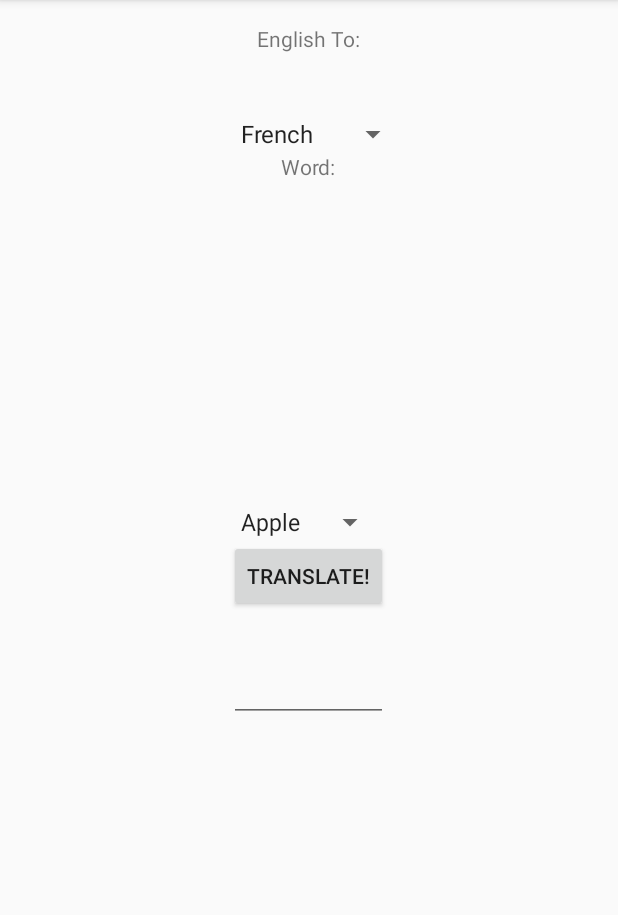
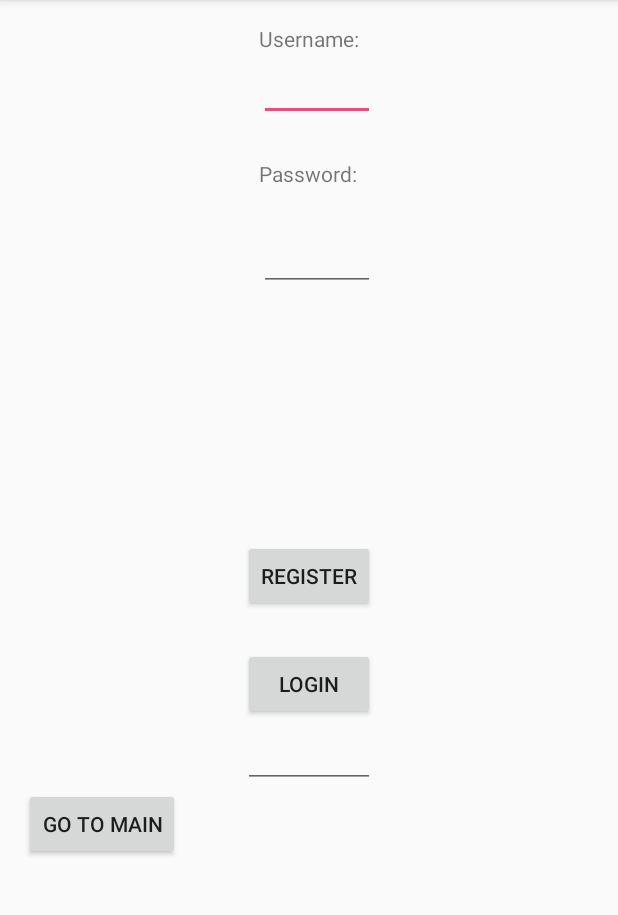
Before and after one commit to aelane/TeddyB, an Android app: the screen it shows after launch (MainActivity before the commit, LoginActivity after it), on a phone screen of 412 x 824 dp, the part 84-999 px from its top. Run offline under Robolectric (Android 15) with nearby library versions, the phone set to English and light mode, and no system bars; libraries missing offline, so code that uses them is left out: com.amazonaws.auth, com.amazonaws.mobileconnectors, com.amazonaws.regions.

Commit message:
Stuff
Because Annie is scary

```diff
--- a/Deliverable1/app/build.gradle
+++ b/Deliverable1/app/build.gradle
@@ -31,6 +31,8 @@ dependencies {
     compile fileTree(include: ['*.jar'], dir: 'app/libs')
     compile 'com.android.support:appcompat-v7:23.1.0'
     compile 'com.android.support:support-v4:23.1.0'
+    compile 'com.amazonaws:aws-android-sdk-mobileanalytics:2.+'
+    compile 'com.amazonaws:aws-android-sdk-lambda:2.+'
     compile 'com.amazonaws:aws-android-sdk-ddb:2.+'
     compile 'com.amazonaws:aws-android-sdk-ddb-mapper:2.+'
     compile('com.amazonaws:aws-android-sdk-s3:2.2.7')
--- a/Deliverable1/app/src/main/AndroidManifest.xml
+++ b/Deliverable1/app/src/main/AndroidManifest.xml
@@ -13,7 +13,7 @@
         android:supportsRtl="true"
         android:theme="@style/AppTheme" >
         <activity
-            android:name=".MainActivity"
+            android:name=".LoginActivity"
             android:label="@string/app_name"
             android:theme="@style/AppTheme.NoActionBar" >
             <intent-filter>
@@ -22,6 +22,8 @@
                 <category android:name="android.intent.category.LAUNCHER" />
             </intent-filter>
         </activity>
+        <activity android:name=".MainActivity"
+            android:screenOrientation="portrait"></activity>
     </application>
 
 </manifest>
--- a/Deliverable1/app/src/main/java/AWS_Classes/AsyncResponse.java
+++ b/Deliverable1/app/src/main/java/AWS_Classes/Dynamo/AsyncResponse.java
@@ -1,4 +1,4 @@
-package AWS_Classes;
+package AWS_Classes.Dynamo;
 
 /**
  * Created by Niko on 11/10/2015.
--- a/Deliverable1/app/src/main/java/AWS_Classes/Metrics.java
+++ b/Deliverable1/app/src/main/java/AWS_Classes/Dynamo/Metrics.java
@@ -1,4 +1,4 @@
-package AWS_Classes;
+package AWS_Classes.Dynamo;
 
 import com.amazonaws.mobileconnectors.dynamodbv2.dynamodbmapper.DynamoDBAttribute;
 import com.amazonaws.mobileconnectors.dynamodbv2.dynamodbmapper.DynamoDBHashKey;
--- a/Deliverable1/app/src/main/java/AWS_Classes/Vocab.java
+++ b/Deliverable1/app/src/main/java/AWS_Classes/Dynamo/Vocab.java
@@ -1,4 +1,4 @@
-package AWS_Classes;
+package AWS_Classes.Dynamo;
 
 import com.amazonaws.mobileconnectors.dynamodbv2.dynamodbmapper.DynamoDBAttribute;
 import com.amazonaws.mobileconnectors.dynamodbv2.dynamodbmapper.DynamoDBHashKey;
--- /dev/null
+++ b/Deliverable1/app/src/main/java/AWS_Classes/Lambda/LambdaInterface.java
@@ -0,0 +1,19 @@
+package AWS_Classes.Lambda;
+
+import com.amazonaws.mobileconnectors.lambdainvoker.LambdaFunction;
+
+import AWS_Classes.LoginResponse;
+import AWS_Classes.UserData;
+
+/**
+ * Created by Niko on 1/10/2016.
+ */
+public interface LambdaInterface {
+
+    @LambdaFunction(functionName = "App_regUser")
+    LoginResponse regUser(UserData userData);
+
+    @LambdaFunction(functionName = "App_Login")
+    LoginResponse callLogin(UserData userData);
+
+}
--- /dev/null
+++ b/Deliverable1/app/src/main/java/AWS_Classes/Lambda/LambdaResponse.java
@@ -0,0 +1,10 @@
+package AWS_Classes.Lambda;
+
+import AWS_Classes.LoginResponse;
+
+/**
+ * Created by Niko on 1/16/2016.
+ */
+public interface LambdaResponse {
+    void lambdaFinish(LoginResponse output);
+}
--- /dev/null
+++ b/Deliverable1/app/src/main/res/layout/activity_login.xml
@@ -0,0 +1,21 @@
+<?xml version="1.0" encoding="utf-8"?>
+<android.support.design.widget.CoordinatorLayout
+    xmlns:android="http://schemas.android.com/apk/res/android"
+    xmlns:app="http://schemas.android.com/apk/res-auto"
+    xmlns:tools="http://schemas.android.com/tools" android:layout_width="match_parent"
+    android:layout_height="match_parent" android:fitsSystemWindows="true"
+    tools:context=".LoginActivity">
+
+    <android.support.design.widget.AppBarLayout android:layout_height="wrap_content"
+        android:layout_width="match_parent" android:theme="@style/AppTheme.AppBarOverlay">
+
+        <android.support.v7.widget.Toolbar android:id="@+id/toolbar"
+            android:layout_width="match_parent" android:layout_height="?attr/actionBarSize"
+            android:background="?attr/colorPrimary" app:popupTheme="@style/AppTheme.PopupOverlay" />
+
+    </android.support.design.widget.AppBarLayout>
+
+    <include layout="@layout/content_login" />
+
+
+</android.support.design.widget.CoordinatorLayout>
--- /dev/null
+++ b/Deliverable1/app/src/main/res/layout/content_login.xml
@@ -0,0 +1,97 @@
+<?xml version="1.0" encoding="utf-8"?>
+<RelativeLayout xmlns:android="http://schemas.android.com/apk/res/android"
+    xmlns:tools="http://schemas.android.com/tools"
+    xmlns:app="http://schemas.android.com/apk/res-auto" android:layout_width="match_parent"
+    android:layout_height="match_parent" android:paddingLeft="@dimen/activity_horizontal_margin"
+    android:paddingRight="@dimen/activity_horizontal_margin"
+    android:paddingTop="@dimen/activity_vertical_margin"
+    android:paddingBottom="@dimen/activity_vertical_margin"
+    app:layout_behavior="@string/appbar_scrolling_view_behavior"
+    tools:showIn="@layout/activity_login" tools:context=".LoginActivity">
+
+    <TextView
+        android:layout_width="wrap_content"
+        android:layout_height="wrap_content"
+        android:text="Username:"
+        android:id="@+id/Username"
+        android:layout_alignParentTop="true"
+        android:layout_centerHorizontal="true" />
+
+    <TextView
+        android:layout_width="wrap_content"
+        android:layout_height="wrap_content"
+        android:text="Password:"
+        android:id="@+id/Password"
+        android:layout_marginTop="25dp"
+        android:layout_below="@+id/usernameText"
+        android:layout_alignLeft="@+id/Username"
+        android:layout_alignStart="@+id/Username" />
+
+    <Button
+        android:layout_width="wrap_content"
+        android:layout_height="wrap_content"
+        android:text="Register"
+        android:onClick="registerClick"
+        android:id="@+id/registerButton"
+        android:layout_centerVertical="true"
+        android:layout_centerHorizontal="true" />
+
+    <EditText
+        android:layout_width="wrap_content"
+        android:layout_height="wrap_content"
+        android:id="@+id/translated"
+        android:focusable="false"
+        android:inputType="textFilter"
+        android:layout_below="@+id/loginButton"
+        android:layout_alignLeft="@+id/loginButton"
+        android:layout_alignStart="@+id/loginButton"
+        android:layout_alignRight="@+id/loginButton"
+        android:layout_alignEnd="@+id/loginButton" />
+
+    <EditText
+        android:layout_width="wrap_content"
+        android:layout_height="wrap_content"
+        android:id="@+id/usernameText"
+        android:layout_below="@+id/Username"
+        android:layout_alignLeft="@+id/Username"
+        android:layout_alignStart="@+id/Username"
+        android:layout_alignRight="@+id/passwordText"
+        android:layout_alignEnd="@+id/passwordText" />
+
+    <EditText
+        android:layout_width="wrap_content"
+        android:layout_height="wrap_content"
+        android:inputType="textPassword"
+        android:ems="10"
+        android:id="@+id/passwordText"
+        android:layout_below="@+id/Password"
+        android:layout_marginTop="23dp"
+        android:layout_alignLeft="@+id/Password"
+        android:layout_alignStart="@+id/Password"
+        android:layout_alignRight="@+id/registerButton"
+        android:layout_alignEnd="@+id/registerButton" />
+
+    <Button
+        android:layout_width="wrap_content"
+        android:layout_height="wrap_content"
+        android:text="Login"
+        android:onClick="loginClick"
+        android:id="@+id/loginButton"
+        android:layout_below="@+id/registerButton"
+        android:layout_alignLeft="@+id/registerButton"
+        android:layout_alignStart="@+id/registerButton"
+        android:layout_marginTop="24dp"
+        android:layout_alignRight="@+id/registerButton"
+        android:layout_alignEnd="@+id/registerButton" />
+
+    <Button
+        android:layout_width="wrap_content"
+        android:layout_height="wrap_content"
+        android:text="Go to main"
+        android:onClick="gotoMain"
+        android:id="@+id/mainViewButton"
+        android:layout_below="@+id/translated"
+        android:layout_alignParentLeft="true"
+        android:layout_alignParentStart="true" />
+
+</RelativeLayout>
```
Also changed, not shown: Deliverable1/app/src/main/java/AWS_Classes/Cognito/CognitoRefresh.java (added, +42 -0 lines), Deliverable1/app/src/main/java/AWS_Classes/Cognito/DeveloperAuthenticationProvider.java (added, +89 -0 lines), Deliverable1/app/src/main/java/AWS_Classes/Cognito/RefreshResponse.java (added, +12 -0 lines), Deliverable1/app/src/main/java/AWS_Classes/Dynamo/runMapper.java (renamed from Deliverable1/app/src/main/java/AWS_Classes/runMapper.java, +2 -8 lines), Deliverable1/app/src/main/java/AWS_Classes/Lambda/LambdaAsyncLogin.java (added, +45 -0 lines), Deliverable1/app/src/main/java/AWS_Classes/Lambda/LambdaAsyncReg.java (added, +43 -0 lines), Deliverable1/app/src/main/java/AWS_Classes/LoginResponse.java (added, +38 -0 lines), Deliverable1/app/src/main/java/AWS_Classes/UserData.java (added, +34 -0 lines), Deliverable1/app/src/main/java/group15/deliverable1/LoginActivity.java (added, +193 -0 lines), Deliverable1/app/src/main/java/group15/deliverable1/MainActivity.java (+17 -20 lines), Deliverable1/app/src/main/res/layout/content_main.xml (+12 -0 lines), 1 other file.
